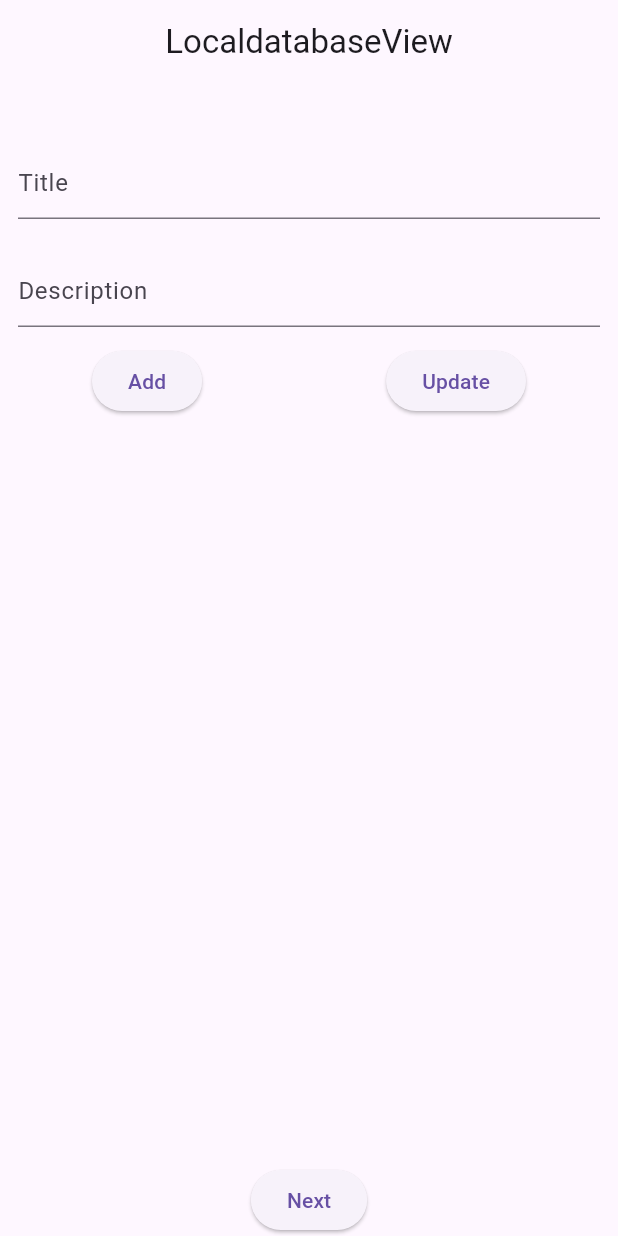
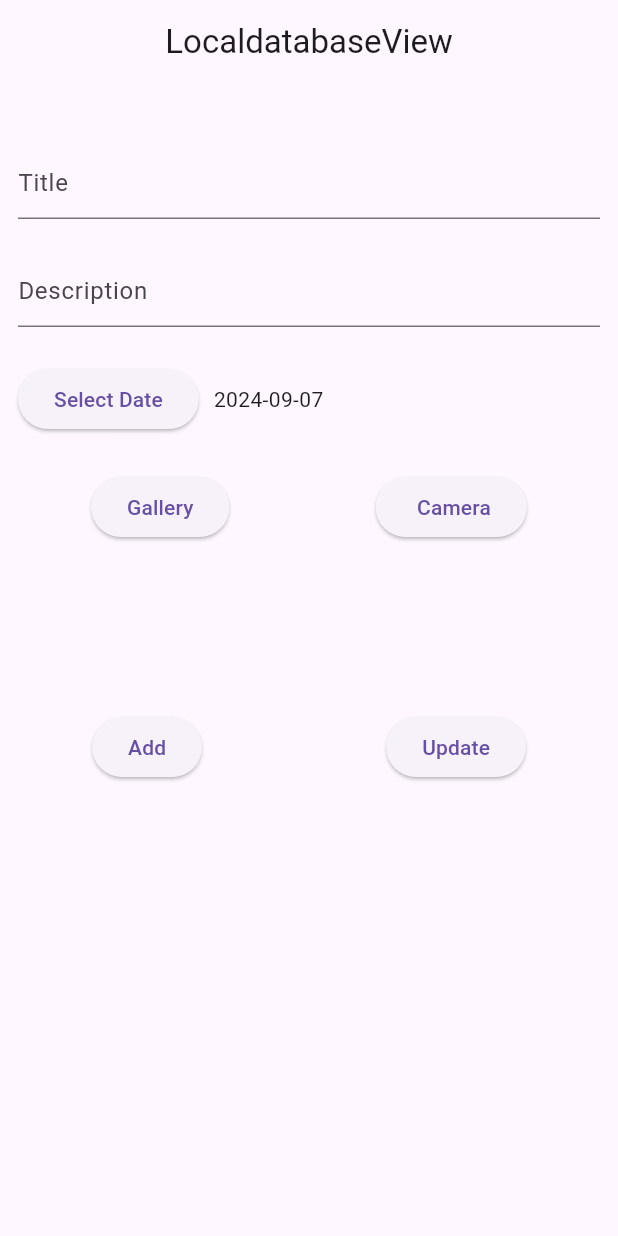
Before and after one commit to md-redwanul-haque/samp, a Flutter app: the screen it shows after launch, after a tap on "Add", after a tap on the "delete" icon, on a phone screen of 412 x 824 dp. Run offline on Flutter 3.47's test engine with Material 3 defaults, Android fonts, the phone set to English and light mode, and no system bars; our stand-ins replace get, image_picker, sqflite; accounts and stored records are empty.

Commit message:
image work done

```diff
--- a/lib/app/modules/home/controllers/home_controller.dart
+++ b/lib/app/modules/home/controllers/home_controller.dart
@@ -1,41 +1,83 @@
 import 'package:get/get.dart';
 import 'package:flutter/material.dart';
-
 import '../db/db_provider.dart';
 import '../model/task_model.dart';
 
+
 class HomeController extends GetxController {
-  //TODO: Implement HomeController
   var title = TextEditingController().obs;
   var description = TextEditingController().obs;
-  RxInt id =0.obs;
+  RxInt id = 0.obs;
+  RxString date = ''.obs; // Store the selected date as a string
+  RxList<String> imagePaths = <String>[].obs; // List to store image paths
   final count = 0.obs;
-  RxList<todoModel> todoList =<todoModel>[].obs;
+  RxList<TodoModel> todoList = <TodoModel>[].obs; // Updated to match TodoModel
 
-  // Future<List<todoModel>> check()async{
-  //   todoList.value=await DataBaseHelper.dbInstance.getTodos() ;
-  //   return todoList.value;
-  //   update();
-  // }
-  void checks()async{
-    todoList.value=await DataBaseHelper.dbInstance.getTodos();
+  // Load all todos from the database
+  void checks() async {
+    todoList.value = await DataBaseHelper.dbInstance.getTodos();
   }
 
   @override
   void onInit() {
-    checks();
+    checks(); // Load todos when the controller is initialized
     super.onInit();
   }
 
   @override
-  void onReady() {
-    super.onReady();
-  }
-
-  @override
   void onClose() {
+    title.value.dispose();
+    description.value.dispose();
     super.onClose();
   }
 
+  // Add a new todo
+  Future<void> addTodo() async {
+    var todo = TodoModel(
+      id: id.value == 0 ? null : id.value, // If ID is 0, let the DB auto-generate
+      title: title.value.text,
+      description: description.value.text,
+      date: date.value,
+      imagePaths: imagePaths,
+    );
+
+    if (id.value == 0) {
+      // Insert new todo
+      await DataBaseHelper.dbInstance.addTodos(todo);
+    } else {
+      // Update existing todo
+      await DataBaseHelper.dbInstance.updateTodo(todo);
+    }
+
+    // Clear the input fields and refresh the todo list
+    clearInputs();
+    checks();
+  }
+
+  // Clear the input fields and reset the state
+  void clearInputs() {
+    title.value.clear();
+    description.value.clear();
+    date.value = '';
+    imagePaths.clear();
+    id.value = 0; // Reset ID for adding new todos
+  }
+
+  // Delete a todo by ID
+  Future<void> deleteTodoById(int todoId) async {
+    await DataBaseHelper.dbInstance.deleteTodo(todoId);
+    checks(); // Refresh the list after deletion
+  }
+
+  // Set the todo data when editing
+  void setTodoForEditing(TodoModel todo) {
+    title.value.text = todo.title ?? '';
+    description.value.text = todo.description ?? '';
+    date.value = todo.date ?? '';
+    imagePaths.value = todo.imagePaths ?? [];
+    id.value = todo.id!;
+  }
+
+  // Increment method, not used but can be for other purposes
   void increment() => count.value++;
 }
--- a/lib/app/modules/home/db/db_provider.dart
+++ b/lib/app/modules/home/db/db_provider.dart
@@ -1,80 +1,86 @@
 import 'dart:async';
 import 'dart:io';
-
 import 'package:path_provider/path_provider.dart';
 import 'package:sqflite/sqflite.dart';
 import 'package:path/path.dart';
-
 import '../controllers/home_controller.dart';
 import '../model/task_model.dart';
 
-class DataBaseHelper{
-  HomeController controller =HomeController();
+
+class DataBaseHelper {
+  HomeController controller = HomeController();
   DataBaseHelper._privateConstructor();
 
   static final DataBaseHelper dbInstance = DataBaseHelper._privateConstructor();
 
   static Database? _database;
 
-  Future<Database> get getDatabase async =>_database ??=await _initDatabase();
+  Future<Database> get getDatabase async => _database ??= await _initDatabase();
 
-  Future<Database> _initDatabase() async{
-
+  Future<Database> _initDatabase() async {
     Directory documentDirectory = await getApplicationSupportDirectory();
     String path = join(documentDirectory.path, 'myTodo.db');
     return await openDatabase(
       path,
-      version: 1,
+      version: 2,
       onCreate: _onCreate,
+      onUpgrade: _onUpgrade,
     );
-
   }
 
   FutureOr<void> _onCreate(Database db, int version) {
     db.execute(
         """
-        CREATE TABLE todos(
-          id INTEGER PRIMARY KEY,
-          title TEXT,
-          description TEXT
-          )
-
-          """
+      CREATE TABLE todos(
+        id INTEGER PRIMARY KEY,
+        title TEXT,
+        description TEXT,
+        date TEXT,
+        imagePaths TEXT
+      )
+      """
     );
   }
-  Future<int> addTodos(todoModel modelObj) async{
+
+  FutureOr<void> _onUpgrade(Database db, int oldVersion, int newVersion) {
+    if (oldVersion < 2) {
+      db.execute("ALTER TABLE todos ADD COLUMN date TEXT;");
+      db.execute("ALTER TABLE todos ADD COLUMN imagePaths TEXT;");
+    }
+  }
+
+
+  Future<int> addTodos(TodoModel modelObj) async {
     Database db = await dbInstance.getDatabase;
     return await db.insert("todos", modelObj.toJson());
   }
 
-  Future<List<todoModel>> getTodos()async{
-    Database db =await dbInstance.getDatabase;
-    var todos  = await db.query('todos',orderBy: 'id');
 
-    print('mytodo------${todos}');
+  Future<List<TodoModel>> getTodos() async {
+    Database db = await dbInstance.getDatabase;
+    var todos = await db.query('todos', orderBy: 'id');
 
-    List<todoModel> todoList= todos.isNotEmpty?todos.map((modelObj) => todoModel.fromJson(modelObj)).toList():[];
+    List<TodoModel> todoList = todos.isNotEmpty
+        ? todos.map((modelObj) => TodoModel.fromJson(modelObj)).toList()
+        : [];
 
     return todoList;
   }
 
-  Future deleteTodo(int id) async{
-    Database db =await dbInstance.getDatabase;
-    return await db.delete('todos',where: 'id=?',whereArgs: [id]);
-
+  // Delete
+  Future deleteTodo(int id) async {
+    Database db = await dbInstance.getDatabase;
+    return await db.delete('todos', where: 'id = ?', whereArgs: [id]);
   }
 
-  Future updateTodo(todoModel todo) async{
-    Database db =await dbInstance.getDatabase;
+  // Update
+  Future updateTodo(TodoModel todo) async {
+    Database db = await dbInstance.getDatabase;
     return await db.update(
       'todos',
       todo.toJson(),
-      where: 'id=?',
-      whereArgs: [todo.id]
-
+      where: 'id = ?',
+      whereArgs: [todo.id],
     );
-
-
   }
-
 }
--- a/lib/app/modules/home/model/task_model.dart
+++ b/lib/app/modules/home/model/task_model.dart
@@ -1,21 +1,35 @@
-class todoModel {
+class TodoModel {
   int? id;
   String? title;
   String? description;
+  String? date;
+  List<String>? imagePaths; // List to store multiple image paths
 
-  todoModel({this.id, this.title, this.description});
+  TodoModel({
+    this.id,
+    this.title,
+    this.description,
+    this.date,
+    this.imagePaths,
+  });
 
-  todoModel.fromJson(Map<String, dynamic> json) {
+  // Convert from JSON (e.g., database row) to TodoModel
+  TodoModel.fromJson(Map<String, dynamic> json) {
     id = json['id'];
     title = json['title'];
     description = json['description'];
+    date = json['date'];
+    imagePaths = json['imagePaths'] != null ? (json['imagePaths'] as String).split(',') : [];
   }
 
+  // Convert from TodoModel to JSON (e.g., for inserting/updating in the database)
   Map<String, dynamic> toJson() {
     final Map<String, dynamic> data = new Map<String, dynamic>();
     data['id'] = this.id;
     data['title'] = this.title;
     data['description'] = this.description;
+    data['date'] = this.date;
+    data['imagePaths'] = this.imagePaths?.join(','); // Store as a comma-separated string
     return data;
   }
 }
--- a/lib/app/modules/home/views/home_view.dart
+++ b/lib/app/modules/home/views/home_view.dart
@@ -1,144 +1,236 @@
+import 'dart:io';
 import 'dart:math';
-
 import 'package:flutter/material.dart';
-
 import 'package:get/get.dart';
-
-import '../../../routes/app_pages.dart';
+import 'package:image_picker/image_picker.dart';
 import '../controllers/home_controller.dart';
 import '../db/db_provider.dart';
 import '../model/task_model.dart';
 
+
 class HomeView extends GetView<HomeController> {
   HomeView({Key? key}) : super(key: key);
   Random id = Random();
+  List<String> imagePaths = []; // List to store image paths
+  DateTime selectedDate = DateTime.now(); // Store the selected date
+
+  Future<void> pickImagesFromGallery() async {
+    final pickedFiles = await ImagePicker().pickMultiImage();
+    if (pickedFiles != null) {
+      imagePaths.addAll(pickedFiles.map((file) => file.path).toList());
+    }
+  }
+
+  Future<void> pickImageFromCamera() async {
+    final pickedFile = await ImagePicker().pickImage(source: ImageSource.camera);
+    if (pickedFile != null) {
+      imagePaths.add(pickedFile.path);
+    }
+  }
+
+  Future<void> _selectDate(BuildContext context) async {
+    final DateTime? picked = await showDatePicker(
+      context: context,
+      initialDate: selectedDate,
+      firstDate: DateTime(2000),
+      lastDate: DateTime(2101),
+    );
+    if (picked != null && picked != selectedDate) {
+      selectedDate = picked;
+    }
+  }
 
   @override
   Widget build(BuildContext context) {
-
     return Scaffold(
       appBar: AppBar(
         title: Text('LocaldatabaseView'),
         centerTitle: true,
       ),
-        body: Column(
+      body: SingleChildScrollView(
+        physics: ScrollPhysics(),
+        child: Container(
+          height: 800,
+          child: Column(
             children: [
-            SizedBox(
-              height: 30,
-            ),
+              SizedBox(height: 30),
+
+              // Title Input
               Padding(
                 padding: const EdgeInsets.all(12.0),
                 child: TextFormField(
                   controller: controller.title.value,
-                decoration: InputDecoration(
-                    hintText: 'Title'
+                  decoration: InputDecoration(hintText: 'Title'),
                 ),
               ),
-            ),
+
+              // Description Input
               Padding(
                 padding: const EdgeInsets.all(12.0),
                 child: TextFormField(
                   controller: controller.description.value,
-                decoration: InputDecoration(
-                    hintText: 'Description'
+                  decoration: InputDecoration(hintText: 'Description'),
+                ),
+              ),
+
+              // Date Picker
+              Padding(
+                padding: const EdgeInsets.all(12.0),
+                child: Row(
+                  children: [
+                    ElevatedButton(
+                      onPressed: () => _selectDate(context),
+                      child: Text("Select Date"),
+                    ),
+                    SizedBox(width: 10),
+                    Text("${selectedDate.toLocal()}".split(' ')[0]),
+                  ],
+                ),
+              ),
+
+              // Image Picker Buttons
+              Padding(
+                padding: const EdgeInsets.all(12.0),
+                child: SingleChildScrollView(
+                  child: Row(
+                    mainAxisAlignment: MainAxisAlignment.spaceAround,
+
+                    children: [
+                      ElevatedButton(
+                        onPressed: pickImagesFromGallery,
+                        child: Text('Gallery'),
+                      ),
+                      ElevatedButton(
+                        onPressed: pickImageFromCamera,
+                        child: Text(' Camera'),
+                      ),
+                    ],
                   ),
                 ),
               ),
+
+              // Display selected images
+              SizedBox(
+                height: 100,
+                child: ListView.builder(
+                  scrollDirection: Axis.horizontal,
+                  itemCount: imagePaths.length,
+                  itemBuilder: (context, index) {
+                    return Padding(
+                      padding: const EdgeInsets.all(4.0),
+                      child: Image.file(
+                        File(imagePaths[index]),
+                        width: 100,
+                        height: 100,
+                        fit: BoxFit.cover,
+                      ),
+                    );
+                  },
+                ),
+              ),
+
               Row(
                 mainAxisAlignment: MainAxisAlignment.spaceAround,
                 children: [
-                ElevatedButton(onPressed: () async{
-                  var todo = todoModel(
-                    id: id.nextInt(100000),title: controller.title.value.text,description: controller.description.value.text,
+                  ElevatedButton(
+                    onPressed: () async {
+                      var todo = TodoModel(
+                        id: id.nextInt(100000),
+                        title: controller.title.value.text,
+                        description: controller.description.value.text,
+                        date: selectedDate.toIso8601String(),
+                        imagePaths: imagePaths,
                       );
 
                       await DataBaseHelper.dbInstance.addTodos(todo);
-                  controller.todoList.value=await DataBaseHelper.dbInstance.getTodos() ;
+                      controller.todoList.value = await DataBaseHelper.dbInstance.getTodos();
 
                       controller.title.value.clear();
                       controller.description.value.clear();
-
-                }, child: Text('Add')),
-                ElevatedButton(onPressed: () async{
-                  var todo = todoModel(
+                      imagePaths.clear();
+                    },
+                    child: Text('Add'),
+                  ),
+                  ElevatedButton(
+                    onPressed: () async {
+                      var todo = TodoModel(
                         id: controller.id.value,
                         title: controller.title.value.text,
                         description: controller.description.value.text,
+                        date: selectedDate.toIso8601String(),
+                        imagePaths: imagePaths,
                       );
+
                       await DataBaseHelper.dbInstance.updateTodo(todo);
-                  controller.todoList.value=await DataBaseHelper.dbInstance.getTodos() ;
+                      controller.todoList.value = await DataBaseHelper.dbInstance.getTodos();
 
                       controller.title.value.clear();
                       controller.description.value.clear();
-                }, child: Text("Update"))
-              ],),
-
-            // Obx(()=>controller.todoList.length!=null?Expanded(
-            //   child: ListView.builder(
-            //     itemCount: controller.todoList.length,
-            //     itemBuilder: (BuildContext context,int index){
-            //       return Card(
-            //         child: ListTile(
-            //           leading: Icon(Icons.person_pin,),
-            //           title: Text('${controller.todoList[index].title}'),
-            //           subtitle: Text('${controller.todoList[index].description}'),
-            //           trailing: FittedBox(
-            //             child: Row(
-            //               children: [
-            //                 IconButton(onPressed: (){}, icon: Icon(Icons.edit)),
-            //                 IconButton(onPressed: (){}, icon: Icon(Icons.delete))
-            //               ],
-            //             ),
-            //           ),
-            //         ),
-            //       );
-            //     },),
-            // ):Container(),)
-
-            // Expanded(
-            //   child: FutureBuilder(
-            //     future:controller.check(),
-            //     builder: (BuildContext context, AsyncSnapshot<List<todoModel>> snapshot){
-            //       if(snapshot.hasError){
-            //         return Text("Error");
-            //       }
-            //       return snapshot.data!.isEmpty?Text("no data found"):ListView(
-            //         children: snapshot.data!.map((todoModel model){
-            //           return ListTile(
-            //             title: Text(model.id.toString()),subtitle: Text(model.title.toString()),
-            //           );
-            //         }).toList()
-            //       );
-            //     },
-            //   ),
-            // )
-            Expanded(child:
-            Obx(()=> ListView.builder(
-                itemCount: controller.todoList.value.length,
-                itemBuilder: (BuildContext context ,int index){
-                  return Obx(()=>ListTile(
-                    leading: IconButton(icon: Icon(Icons.edit),onPressed: (){
-                      controller.title.value.text=controller.todoList[index].title.toString();
-                      controller.description.value.text=controller.todoList[index].description.toString();
-                      controller.id.value=(controller.todoList[index].id?.toInt())!;
-                    }),
-                    title: Text(controller.todoList[index].title.toString()),
-                    subtitle: Text(controller.todoList[index].description.toString()),
-                    trailing: IconButton(onPressed: () async{
-                      await DataBaseHelper.dbInstance.deleteTodo(controller.todoList[index].id!);
-                      controller.todoList.removeAt(index);
-                    },icon: Icon(Icons.delete),),
-                  ));
-
-                }),)
+                      imagePaths.clear();
+                    },
+                    child: Text("Update"),
+                  ),
+                ],
               ),
 
-            ElevatedButton(onPressed: (){
-
-            }, child: Text("Next"))
-
+              Expanded(
+                child: Obx(() => controller.count.value==0?ListView.builder(
+                  itemCount: controller.todoList.value.length,
+                  itemBuilder: (BuildContext context, int index) {
+                    var todo = controller.todoList[index];
+                    return  ListTile(
+                      leading: IconButton(
+                        icon: Icon(Icons.edit),
+                        onPressed: () {
+                          controller.title.value.text = todo.title ?? '';
+                          controller.description.value.text = todo.description ?? '';
+                          controller.id.value = todo.id!;
+                          imagePaths = todo.imagePaths ?? [];
+                        },
+                      ),
+                      title: Text(todo.title ?? ''),
+                      subtitle: Column(
+                        crossAxisAlignment: CrossAxisAlignment.start,
+                        children: [
+                          Text(controller.count.value.toString()),
+                          Text(todo.description ?? ''),
+                          Text(todo.date ?? ''),
+                          // Display saved images for each todo
+                          SizedBox(
+                            height: 50,
+                            child: ListView.builder(
+                              scrollDirection: Axis.horizontal,
+                              itemCount: todo.imagePaths?.length ?? 0,
+                              itemBuilder: (context, imgIndex) {
+                                return Padding(
+                                  padding: const EdgeInsets.all(4.0),
+                                  child: Image.file(
+                                    File(todo.imagePaths![imgIndex]),
+                                    width: 50,
+                                    height: 50,
+                                    fit: BoxFit.cover,
+                                  ),
+                                );
+                              },
+                            ),
+                          ),
                         ],
-        )
+                      ),
+                      trailing: IconButton(
+                        onPressed: () async {
+                          await DataBaseHelper.dbInstance.deleteTodo(todo.id!);
+                          controller.todoList.removeAt(index);
+                        },
+                        icon: Icon(Icons.delete),
+                      ),
+                    );
+                  },
+                ):Container()),
+              ),
+            ],
+          ),
+        ),
+      ),
     );
   }
 }
```
Also changed, not shown: pubspec.yaml (+2 -71 lines), pubspec.lock. Lines whose indentation alone changed are shown as unchanged.
